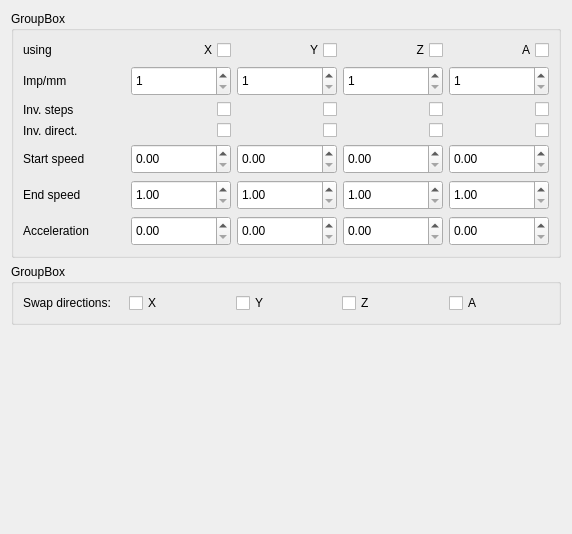
The window that sources/forms/sSpeed.ui (eduard-x/cnc-qt) describes before a commit, drawn with Qt 5.
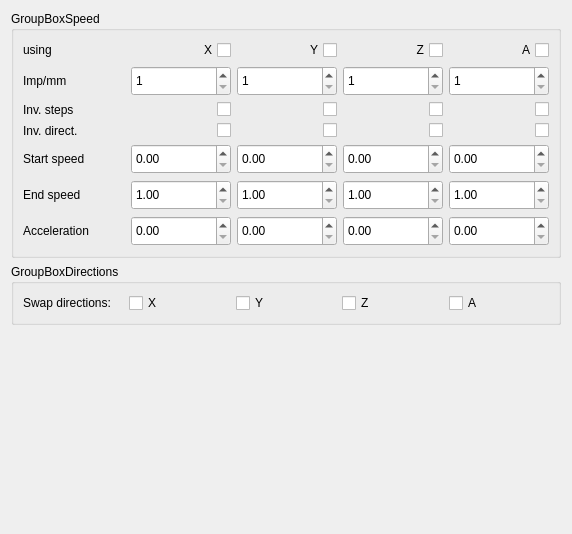
The same window after the commit.

```diff
--- a/sources/forms/sSpeed.ui
+++ b/sources/forms/sSpeed.ui
@@ -29,7 +29,7 @@
       </sizepolicy>
      </property>
      <property name="title">
-      <string>GroupBox</string>
+      <string>GroupBoxSpeed</string>
      </property>
      <layout class="QGridLayout" name="gridLayout_23">
       <item row="0" column="0">
@@ -680,7 +680,7 @@
       </size>
      </property>
      <property name="title">
-      <string>GroupBox</string>
+      <string>GroupBoxDirections</string>
      </property>
      <layout class="QGridLayout" name="gridLayout_36">
       <item row="0" column="0">
```
Left out of the diff: 30 changed lines with no effect on the pictures.
